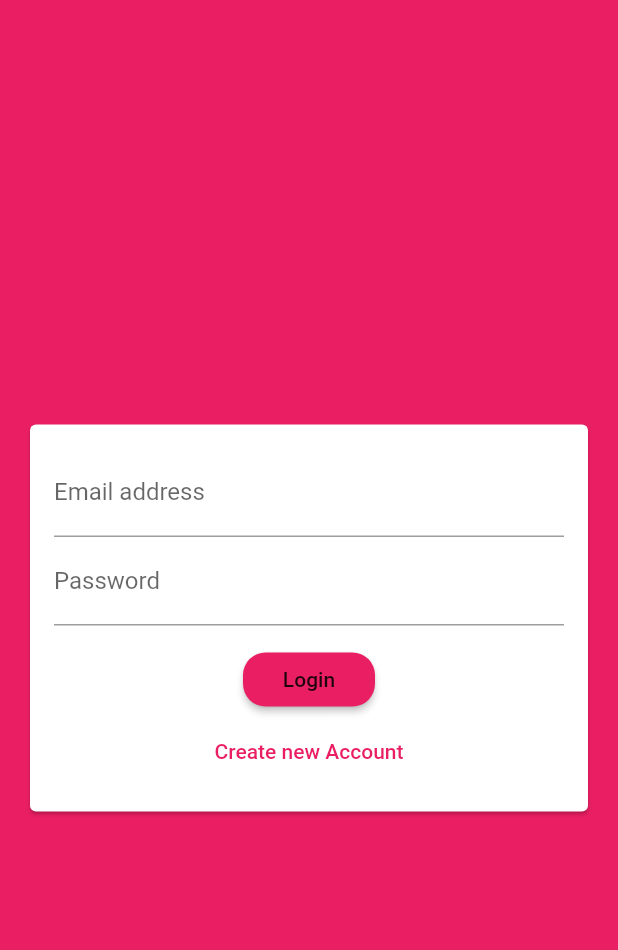
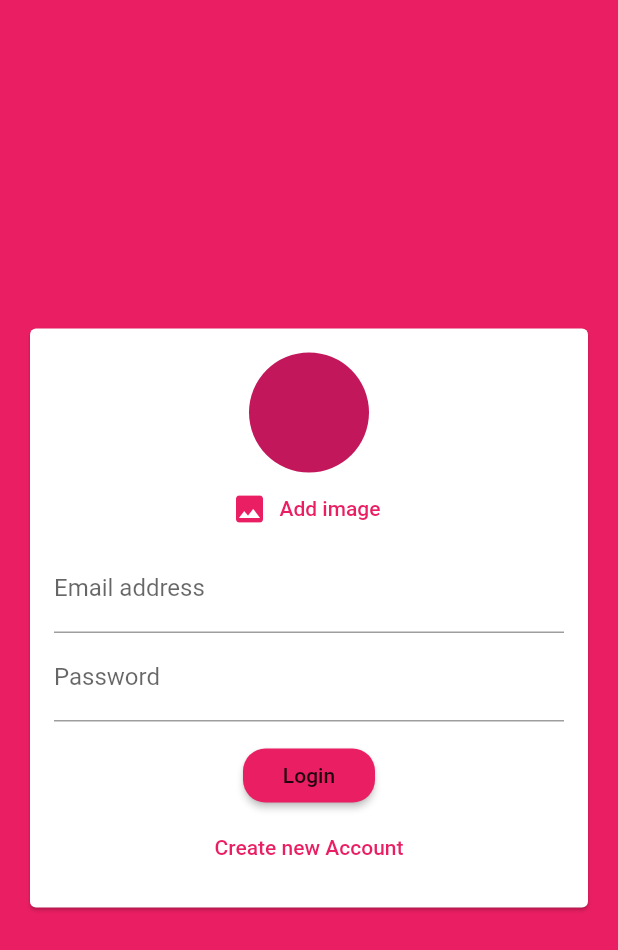
Before and after one commit to Amitpatil215/Gossip, a Flutter app: the screen it shows after launch, on a phone screen of 412 x 824 dp. Shown: the top 950 px of the screen. Run offline on Flutter 3.47's test engine with Material 2 defaults, Android fonts, the phone set to English and light mode, and no system bars; our stand-ins replace cloud_firestore, firebase_auth, image_picker; accounts and stored records are empty.

Commit message:
Taking Image From camera and showing to user in login screen
Using image picker Package

```diff
--- a/lib/widgets/auth/auth_form.dart
+++ b/lib/widgets/auth/auth_form.dart
@@ -1,4 +1,5 @@
 import 'package:flutter/material.dart';
+import '../../widgets/picker/user_image_picker.dart';
 
 class AuthForm extends StatefulWidget {
   final bool isLoading;
@@ -52,6 +53,7 @@ class _AuthFormState extends State<AuthForm> {
             child: Column(
               mainAxisSize: MainAxisSize.min,
               children: [
+                UserImagePicker(),
                 TextFormField(
                   key: ValueKey("email"),
                   keyboardType: TextInputType.emailAddress,
--- /dev/null
+++ b/lib/widgets/picker/user_image_picker.dart
@@ -0,0 +1,41 @@
+import 'dart:io';
+import 'package:flutter/material.dart';
+import 'package:image_picker/image_picker.dart';
+
+class UserImagePicker extends StatefulWidget {
+  @override
+  _UserImagePickerState createState() => _UserImagePickerState();
+}
+
+class _UserImagePickerState extends State<UserImagePicker> {
+  final picker = ImagePicker();
+  File _pickedImage;
+
+  void _pickImage() async {
+    final pickedImage = await picker.getImage(source: ImageSource.camera);
+    setState(() {
+      _pickedImage = File(pickedImage.path);
+    });
+  }
+
+  @override
+  Widget build(BuildContext context) {
+    return Column(
+      children: [
+        CircleAvatar(
+          radius: 40,
+          backgroundImage:
+              _pickedImage != null ? FileImage(_pickedImage) : null,
+        ),
+        FlatButton.icon(
+          onPressed: _pickImage,
+          icon: Icon(Icons.image),
+          label: Text(
+            "Add image",
+          ),
+          textColor: Theme.of(context).primaryColor,
+        )
+      ],
+    );
+  }
+}
--- a/pubspec.yaml
+++ b/pubspec.yaml
@@ -30,6 +30,7 @@ dependencies:
   # Use with the CupertinoIcons class for iOS style icons.
   cupertino_icons: ^0.1.3
   firebase_auth: ^0.16.0+1
+  image_picker: ^0.6.7+6
 
 dev_dependencies:
   flutter_test:
```
Also changed, not shown: pubspec.lock.
